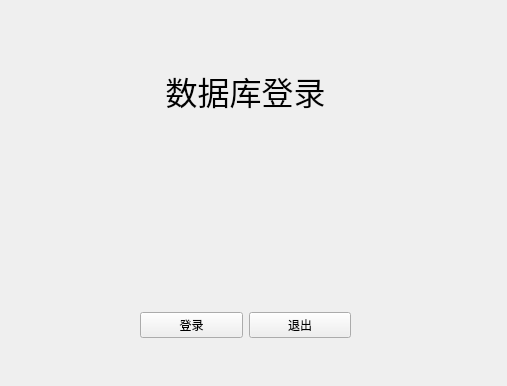
Above: src/ui/Login.ui from lixiao189/grade-manager before the change. Below: the same form after it.
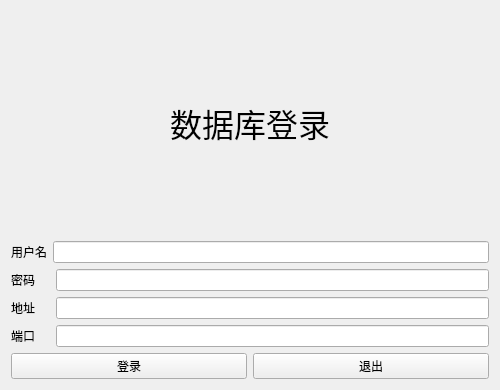
That is the form after the change.

Commit message: login window input line finished

What changed in the file:
```diff
--- a/src/ui/Login.ui
+++ b/src/ui/Login.ui
@@ -6,22 +6,34 @@
    <rect>
     <x>0</x>
     <y>0</y>
-    <width>507</width>
-    <height>386</height>
+    <width>500</width>
+    <height>390</height>
    </rect>
   </property>
+  <property name="sizePolicy">
+   <sizepolicy hsizetype="Fixed" vsizetype="Fixed">
+    <horstretch>0</horstretch>
+    <verstretch>0</verstretch>
+   </sizepolicy>
+  </property>
+  <property name="minimumSize">
+   <size>
+    <width>500</width>
+    <height>390</height>
+   </size>
+  </property>
+  <property name="maximumSize">
+   <size>
+    <width>500</width>
+    <height>390</height>
+   </size>
+  </property>
   <property name="windowTitle">
    <string>Login</string>
   </property>
+  <layout class="QVBoxLayout" name="verticalLayout">
+   <item>
   <widget class="QLabel" name="label">
-   <property name="geometry">
-    <rect>
-     <x>160</x>
-     <y>50</y>
-     <width>171</width>
-     <height>81</height>
-    </rect>
-   </property>
    <property name="font">
     <font>
      <pointsize>24</pointsize>
@@ -34,15 +46,85 @@
     <set>Qt::AlignCenter</set>
    </property>
   </widget>
-  <widget class="QWidget" name="">
-   <property name="geometry">
-    <rect>
-     <x>140</x>
-     <y>300</y>
-     <width>211</width>
-     <height>51</height>
-    </rect>
-   </property>
+   </item>
+   <item>
+    <layout class="QHBoxLayout" name="horizontalLayout_2">
+     <item>
+      <widget class="QLabel" name="label_2">
+       <property name="text">
+        <string>用户名</string>
+       </property>
+      </widget>
+     </item>
+     <item>
+      <widget class="QLineEdit" name="user_input"/>
+     </item>
+    </layout>
+   </item>
+   <item>
+    <layout class="QHBoxLayout" name="horizontalLayout_3">
+     <property name="spacing">
+      <number>21</number>
+     </property>
+     <item>
+      <widget class="QLabel" name="label_3">
+       <property name="text">
+        <string>密码</string>
+       </property>
+      </widget>
+     </item>
+     <item>
+      <widget class="QLineEdit" name="pass_input">
+       <property name="echoMode">
+        <enum>QLineEdit::Password</enum>
+       </property>
+      </widget>
+     </item>
+    </layout>
+   </item>
+   <item>
+    <layout class="QHBoxLayout" name="horizontalLayout_4">
+     <property name="spacing">
+      <number>21</number>
+     </property>
+     <item>
+      <widget class="QLabel" name="label_4">
+       <property name="text">
+        <string>地址</string>
+       </property>
+      </widget>
+     </item>
+     <item>
+      <widget class="QLineEdit" name="host_input">
+       <property name="echoMode">
+        <enum>QLineEdit::Password</enum>
+       </property>
+      </widget>
+     </item>
+    </layout>
+   </item>
+   <item>
+    <layout class="QHBoxLayout" name="horizontalLayout_5">
+     <property name="spacing">
+      <number>21</number>
+     </property>
+     <item>
+      <widget class="QLabel" name="label_5">
+       <property name="text">
+        <string>端口</string>
+       </property>
+      </widget>
+     </item>
+     <item>
+      <widget class="QLineEdit" name="port_input">
+       <property name="echoMode">
+        <enum>QLineEdit::Password</enum>
+       </property>
+      </widget>
+     </item>
+    </layout>
+   </item>
+   <item>
    <layout class="QHBoxLayout" name="horizontalLayout">
     <item>
      <widget class="QPushButton" name="loginButton">
@@ -59,7 +141,8 @@
      </widget>
     </item>
    </layout>
-  </widget>
+   </item>
+  </layout>
  </widget>
  <resources/>
  <connections/>
```
Left out of the diff: 4 changed lines with no effect on the pictures. Lines whose indentation alone changed are shown as unchanged. The commit also changes 5 other files.
